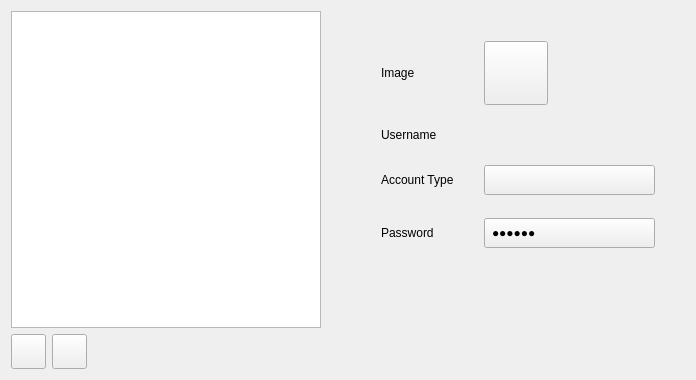
Above: src/manjaro-settings-manager/pages/PageUsers.ui from manjaro/manjaro-settings-manager before the change. Below: the same form after it.
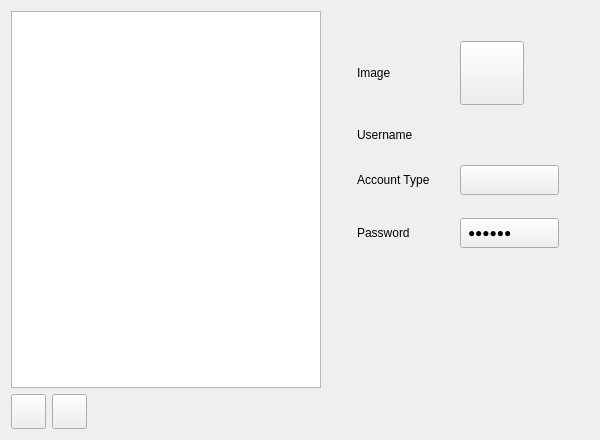
That is the form after the change. Icons and pictures are not drawn. Custom widgets are drawn as their Qt base class.

What changed in the file:
```diff
--- a/src/manjaro-settings-manager/pages/PageUsers.ui
+++ b/src/manjaro-settings-manager/pages/PageUsers.ui
@@ -6,8 +6,8 @@
    <rect>
     <x>0</x>
     <y>0</y>
-    <width>696</width>
-    <height>380</height>
+    <width>600</width>
+    <height>440</height>
    </rect>
   </property>
   <property name="windowTitle">
```
